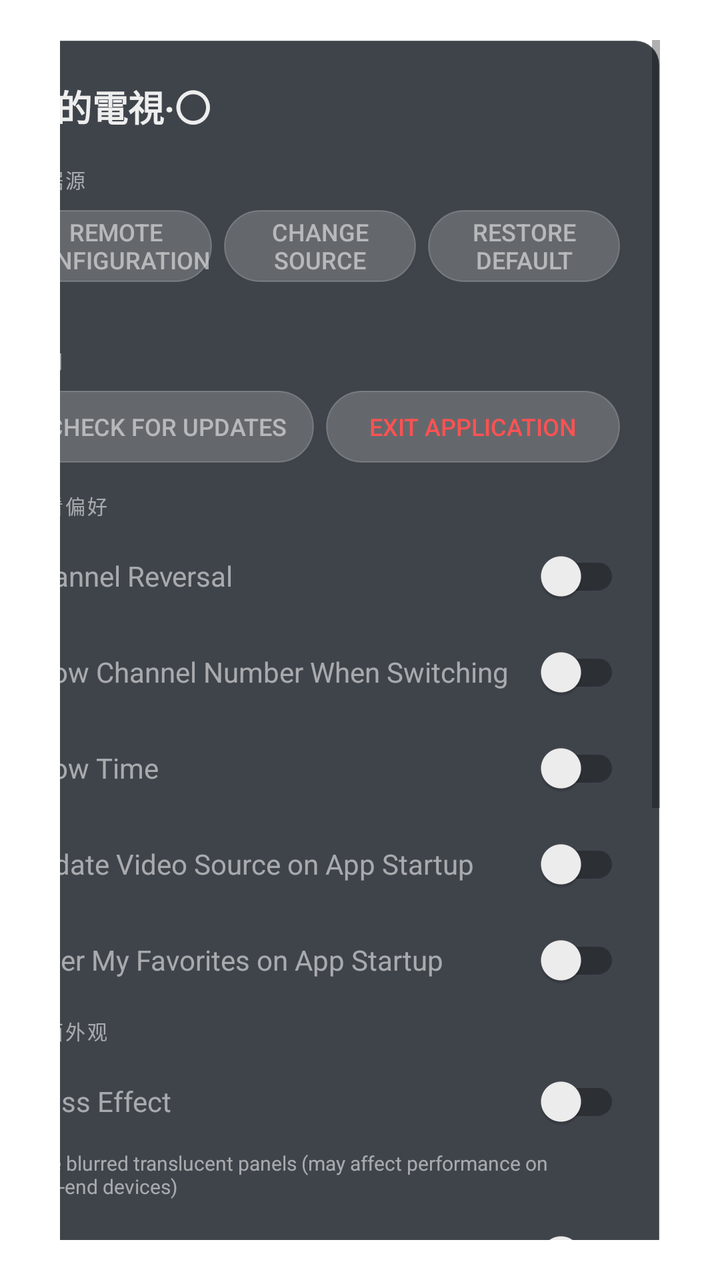
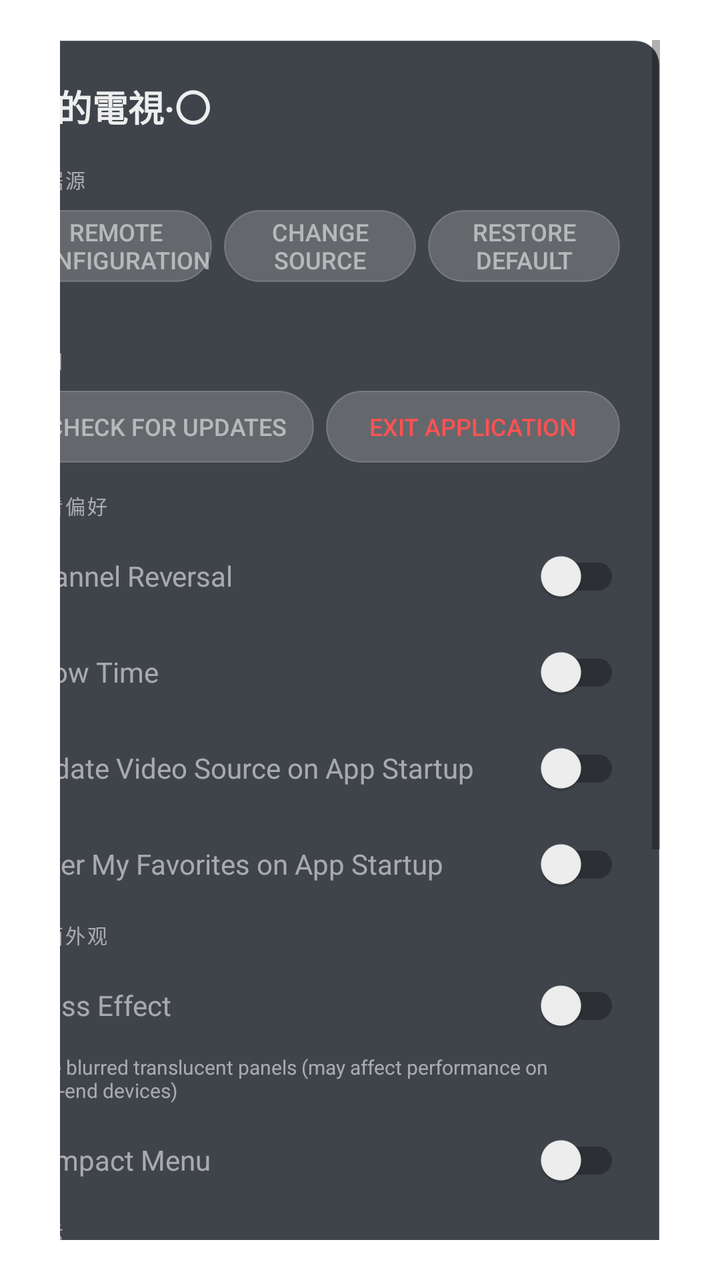

Compare the two renders of this Android layout. The source of the first and the diff that turns it into the second are given below.
<!-- AndroidManifest.xml: fallback theme Theme.MaterialComponents.DayNight.NoActionBar -->
<!-- res/layout/setting.xml -->
<?xml version="1.0" encoding="utf-8"?>
<LinearLayout xmlns:android="http://schemas.android.com/apk/res/android"
    xmlns:app="http://schemas.android.com/apk/res-auto"
    android:id="@+id/setting"
    android:layout_width="match_parent"
    android:layout_height="match_parent"
    android:clickable="true"
    android:focusable="false"
    android:gravity="end"
    android:paddingStart="30dp"
    android:paddingEnd="30dp"
    android:paddingTop="20dp"
    android:paddingBottom="20dp"
    >
    <ScrollView
        android:id="@+id/container"
        android:layout_width="340dp"
        android:layout_height="match_parent"
        android:fillViewport="true"
        >
    <LinearLayout
        android:id="@+id/content"
        android:layout_width="match_parent"
        android:layout_height="wrap_content"
        android:orientation="vertical"
        android:padding="20dp"
        android:background="@drawable/bg_panel_rounded"
        >

        
        <LinearLayout
            android:layout_width="match_parent"
            android:layout_height="wrap_content"
            android:orientation="horizontal"
            android:layout_marginBottom="16dp"
            >
            <androidx.appcompat.widget.AppCompatTextView
                android:id="@+id/name"
                android:layout_width="wrap_content"
                android:layout_height="wrap_content"
                android:textColor="@color/title_blur"
                android:text="@string/app_name"
                android:textSize="18sp"
                android:textStyle="bold"
                android:layout_gravity="bottom" />
            <androidx.appcompat.widget.AppCompatTextView
                android:id="@+id/version_name"
                android:layout_width="wrap_content"
                android:layout_height="wrap_content"
                android:textColor="@color/description_blur"
                android:text=""
                android:textSize="12sp"
                android:layout_gravity="bottom"
                android:layout_marginStart="8dp" />
            <androidx.appcompat.widget.AppCompatTextView
                android:id="@+id/version"
                android:layout_width="wrap_content"
                android:layout_height="wrap_content"
                android:textColor="@color/description_blur"
                android:text=""
                android:textSize="11sp"
                android:layout_gravity="bottom"
                android:layout_marginStart="8dp"
                android:maxLines="1"
                android:ellipsize="end"
                />
        </LinearLayout>

        
        <androidx.appcompat.widget.AppCompatTextView
            android:layout_width="wrap_content"
            android:layout_height="wrap_content"
            android:textColor="@color/description_blur"
            android:textSize="10sp"
            android:text="数据源"
            android:letterSpacing="0.1"
            android:layout_marginBottom="8dp"
            android:textAllCaps="true"/>

        <LinearLayout
            android:layout_width="match_parent"
            android:layout_height="wrap_content"
            android:orientation="horizontal"
            android:layout_marginBottom="4dp"
            >
            <androidx.appcompat.widget.AppCompatButton
                android:id="@+id/remote_settings"
                android:layout_width="0dp"
                android:layout_weight="1"
                android:layout_height="36dp"
                android:background="@drawable/bg_btn_normal"
                android:textColor="@color/description_blur"
                android:layout_marginEnd="6dp"
                android:textSize="12sp"
                android:text="@string/server"
                android:insetTop="0dp"
                android:insetBottom="0dp" />
            <androidx.appcompat.widget.AppCompatButton
                android:id="@+id/confirm_config"
                android:layout_width="0dp"
                android:layout_weight="1"
                android:layout_height="36dp"
                android:background="@drawable/bg_btn_normal"
                android:textColor="@color/description_blur"
                android:layout_marginEnd="6dp"
                android:textSize="12sp"
                android:text="@string/channels"
                android:insetTop="0dp"
                android:insetBottom="0dp" />
            <androidx.appcompat.widget.AppCompatButton
                android:id="@+id/clear"
                android:layout_width="0dp"
                android:layout_weight="1"
                android:layout_height="36dp"
                android:background="@drawable/bg_btn_normal"
                android:textColor="@color/description_blur"
                android:text="@string/clear"
                android:textSize="12sp"
                android:insetTop="0dp"
                android:insetBottom="0dp" />
        </LinearLayout>

        <androidx.appcompat.widget.AppCompatTextView
            android:id="@+id/remote_config_server_text"
            android:layout_width="match_parent"
            android:layout_height="wrap_content"
            android:layout_marginBottom="14dp"
            android:paddingHorizontal="4dp"
            android:textColor="@color/description_blur"
            android:singleLine="true"
            android:ellipsize="middle"
            android:textSize="10sp" />

        
        <androidx.appcompat.widget.AppCompatTextView
            android:layout_width="wrap_content"
            android:layout_height="wrap_content"
            android:textColor="@color/description_blur"
            android:textSize="10sp"
            android:text="应用"
            android:letterSpacing="0.1"
            android:layout_marginBottom="8dp"
            android:textAllCaps="true"/>

        <LinearLayout
            android:layout_width="match_parent"
            android:layout_height="wrap_content"
            android:orientation="horizontal"
            android:layout_marginBottom="14dp"
            >
            <androidx.appcompat.widget.AppCompatButton
                android:id="@+id/check_version"
                android:layout_width="0dp"
                android:layout_weight="1"
                android:layout_height="36dp"
                android:background="@drawable/bg_btn_normal"
                android:textColor="@color/description_blur"
                android:layout_marginEnd="6dp"
                android:textSize="12sp"
                android:text="@string/check_version"
                android:insetTop="0dp"
                android:insetBottom="0dp" />
            <androidx.appcompat.widget.AppCompatButton
                android:id="@+id/exit"
                android:layout_width="0dp"
                android:layout_weight="1"
                android:layout_height="36dp"
                android:background="@drawable/bg_btn_normal"
                android:textColor="@color/red"
                android:text="@string/exit"
                android:textSize="12sp"
                android:insetTop="0dp"
                android:insetBottom="0dp" />
        </LinearLayout>

        
        <androidx.appcompat.widget.AppCompatTextView
            android:layout_width="wrap_content"
            android:layout_height="wrap_content"
            android:textColor="@color/description_blur"
            android:textSize="10sp"
            android:text="观看偏好"
            android:letterSpacing="0.1"
            android:layout_marginBottom="4dp"
            android:textAllCaps="true"/>

        <androidx.appcompat.widget.SwitchCompat
            android:id="@+id/switch_channel_reversal"
            android:text="@string/title_channel_reversal"
            android:textColor="@color/description_blur"
            android:textSize="14sp"
            android:layout_width="match_parent"
            android:layout_height="wrap_content"
            app:thumbTint="@color/switch_thumb_color"
            app:trackTint="@color/switch_track_color"
            />
        <androidx.appcompat.widget.SwitchCompat
            android:id="@+id/switch_channel_num"
            android:text="@string/title_channel_num"
            android:textColor="@color/description_blur"
            android:textSize="14sp"
            android:layout_width="match_parent"
            android:layout_height="wrap_content"
            app:thumbTint="@color/switch_thumb_color"
            app:trackTint="@color/switch_track_color"
            />
        <androidx.appcompat.widget.SwitchCompat
            android:id="@+id/switch_time"
            android:text="@string/title_time"
            android:textColor="@color/description_blur"
            android:textSize="14sp"
            android:layout_width="match_parent"
            android:layout_height="wrap_content"
            app:thumbTint="@color/switch_thumb_color"
            app:trackTint="@color/switch_track_color"
            />
        <androidx.appcompat.widget.SwitchCompat
            android:id="@+id/switch_config_auto_load"
            android:text="@string/title_config_auto_load"
            android:textColor="@color/description_blur"
            android:textSize="14sp"
            android:layout_width="match_parent"
            android:layout_height="wrap_content"
            app:thumbTint="@color/switch_thumb_color"
            app:trackTint="@color/switch_track_color"
            />
        <androidx.appcompat.widget.SwitchCompat
            android:id="@+id/switch_default_like"
            android:text="@string/title_default_like"
            android:textColor="@color/description_blur"
            android:textSize="14sp"
            android:layout_width="match_parent"
            android:layout_height="wrap_content"
            app:thumbTint="@color/switch_thumb_color"
            app:trackTint="@color/switch_track_color"
            />

        
        <androidx.appcompat.widget.AppCompatTextView
            android:layout_width="wrap_content"
            android:layout_height="wrap_content"
            android:textColor="@color/description_blur"
            android:textSize="10sp"
            android:text="界面外观"
            android:letterSpacing="0.1"
            android:layout_marginTop="4dp"
            android:layout_marginBottom="4dp"
            android:textAllCaps="true"/>

        <androidx.appcompat.widget.SwitchCompat
            android:id="@+id/switch_glass_blur"
            android:text="@string/title_glass_blur"
            android:textColor="@color/description_blur"
            android:textSize="14sp"
            android:layout_width="match_parent"
            android:layout_height="wrap_content"
            app:thumbTint="@color/switch_thumb_color"
            app:trackTint="@color/switch_track_color"
            />
        <androidx.appcompat.widget.AppCompatTextView
            android:layout_width="match_parent"
            android:layout_height="wrap_content"
            android:textColor="@color/description_blur"
            android:textSize="10sp"
            android:text="@string/title_glass_blur_desc"
            android:layout_marginBottom="4dp"
            android:layout_marginStart="4dp" />

        <androidx.appcompat.widget.SwitchCompat
            android:id="@+id/switch_compact_menu"
            android:text="@string/compact_menu"
            android:textColor="@color/description_blur"
            android:textSize="14sp"
            android:layout_width="match_parent"
            android:layout_height="wrap_content"
            app:thumbTint="@color/switch_thumb_color"
            app:trackTint="@color/switch_track_color"
            />

        
        <androidx.appcompat.widget.AppCompatTextView
            android:layout_width="wrap_content"
            android:layout_height="wrap_content"
            android:textColor="@color/description_blur"
            android:textSize="10sp"
            android:text="显示"
            android:letterSpacing="0.1"
            android:layout_marginTop="4dp"
            android:layout_marginBottom="4dp"
            android:textAllCaps="true"/>

        <androidx.appcompat.widget.SwitchCompat
            android:id="@+id/switch_display_seconds"
            android:text="@string/display_seconds"
            android:textColor="@color/description_blur"
            android:textSize="14sp"
            android:layout_width="match_parent"
            android:layout_height="wrap_content"
            app:thumbTint="@color/switch_thumb_color"
            app:trackTint="@color/switch_track_color"
            />
        <androidx.appcompat.widget.SwitchCompat
            android:id="@+id/switch_show_all_channels"
            android:text="@string/show_all_channels"
            android:textColor="@color/description_blur"
            android:textSize="14sp"
            android:layout_width="match_parent"
            android:layout_height="wrap_content"
            app:thumbTint="@color/switch_thumb_color"
            app:trackTint="@color/switch_track_color"
            />

        
        <androidx.appcompat.widget.AppCompatTextView
            android:layout_width="wrap_content"
            android:layout_height="wrap_content"
            android:textColor="@color/description_blur"
            android:textSize="10sp"
            android:text="播放"
            android:letterSpacing="0.1"
            android:layout_marginTop="4dp"
            android:layout_marginBottom="4dp"
            android:textAllCaps="true"/>

        <androidx.appcompat.widget.SwitchCompat
            android:id="@+id/switch_soft_decode"
            android:text="@string/soft_decode"
            android:textColor="@color/description_blur"
            android:textSize="14sp"
            android:layout_width="match_parent"
            android:layout_height="wrap_content"
            app:thumbTint="@color/switch_thumb_color"
            app:trackTint="@color/switch_track_color"
            />
        <androidx.appcompat.widget.SwitchCompat
            android:id="@+id/switch_repeat_info"
            android:text="@string/title_repeat_info"
            android:textColor="@color/description_blur"
            android:textSize="14sp"
            android:layout_width="match_parent"
            android:layout_height="wrap_content"
            app:thumbTint="@color/switch_thumb_color"
            app:trackTint="@color/switch_track_color"
            />
        <androidx.appcompat.widget.SwitchCompat
            android:id="@+id/switch_boot_startup"
            android:text="@string/title_boot_startup"
            android:textColor="@color/description_blur"
            android:textSize="14sp"
            android:layout_width="match_parent"
            android:layout_height="wrap_content"
            app:thumbTint="@color/switch_thumb_color"
            app:trackTint="@color/switch_track_color"
            />
    </LinearLayout>
    </ScrollView>
</LinearLayout>
<!-- resources referenced by this layout -->
<resources>
  <color name="description_blur">#99EEEEEE</color>
  <color name="red">#FF5252</color>
  <color name="title_blur">#FFEEEEEE</color>
  <!-- drawable bg_btn_normal (drawable) -->
  <?xml version="1.0" encoding="utf-8"?>
  <shape xmlns:android="http://schemas.android.com/apk/res/android">
      <solid android:color="@color/glass_border" />
      <corners android:radius="20dp" />
      <stroke android:color="@color/glass_border" android:width="0.5dp" />
  </shape>
  <!-- drawable bg_panel_rounded (drawable) -->
  <?xml version="1.0" encoding="utf-8"?>
  <shape xmlns:android="http://schemas.android.com/apk/res/android">
      <solid android:color="@color/surface" />
      <corners android:radius="12dp" />
      <stroke android:color="@color/glass_border" android:width="0.5dp" />
  </shape>
  <string name="app_name">我的電視·〇</string>
  <string name="channels">Change Source</string>
  <string name="check_version">Check for Updates</string>
  <string name="clear">Restore Default</string>
  <string name="compact_menu">Compact Menu</string>
  <string name="display_seconds">Display Seconds</string>
  <string name="exit">Exit Application</string>
  <string name="server">Remote Configuration</string>
  <string name="show_all_channels">Show all channels</string>
  <string name="soft_decode">Soft Decode</string>
  <string name="title_boot_startup">Boot Startup</string>
  <string name="title_channel_num">Show Channel Number When Switching</string>
  <string name="title_channel_reversal">Channel Reversal</string>
  <string name="title_config_auto_load">Update Video Source on App Startup</string>
  <string name="title_default_like">Enter My Favorites on App Startup</string>
  <string name="title_glass_blur">Glass Effect</string>
  <string name="title_glass_blur_desc">Use blurred translucent panels (may affect performance on low-end devices)</string>
  <string name="title_repeat_info">Show Video Info During Loop Playback</string>
  <string name="title_time">Show Time</string>
  <color name="glass_border">#33FFFFFF</color>
  <color name="surface">#CC10161F</color>
</resources>

<!-- the commit's change to res/layout/setting.xml (unified diff, before → after) -->
@@ -195,16 +195,6 @@
             app:trackTint="@color/switch_track_color"
             />
         <androidx.appcompat.widget.SwitchCompat
-            android:id="@+id/switch_channel_num"
-            android:text="@string/title_channel_num"
-            android:textColor="@color/description_blur"
-            android:textSize="14sp"
-            android:layout_width="match_parent"
-            android:layout_height="wrap_content"
-            app:thumbTint="@color/switch_thumb_color"
-            app:trackTint="@color/switch_track_color"
-            />
-        <androidx.appcompat.widget.SwitchCompat
             android:id="@+id/switch_time"
             android:text="@string/title_time"
             android:textColor="@color/description_blur"
<!-- resource entries referenced after the edit -->
@@ -28,7 +28,6 @@
   <string name="show_all_channels">Show all channels</string>
   <string name="soft_decode">Soft Decode</string>
   <string name="title_boot_startup">Boot Startup</string>
-  <string name="title_channel_num">Show Channel Number When Switching</string>
   <string name="title_channel_reversal">Channel Reversal</string>
   <string name="title_config_auto_load">Update Video Source on App Startup</string>
   <string name="title_default_like">Enter My Favorites on App Startup</string>
